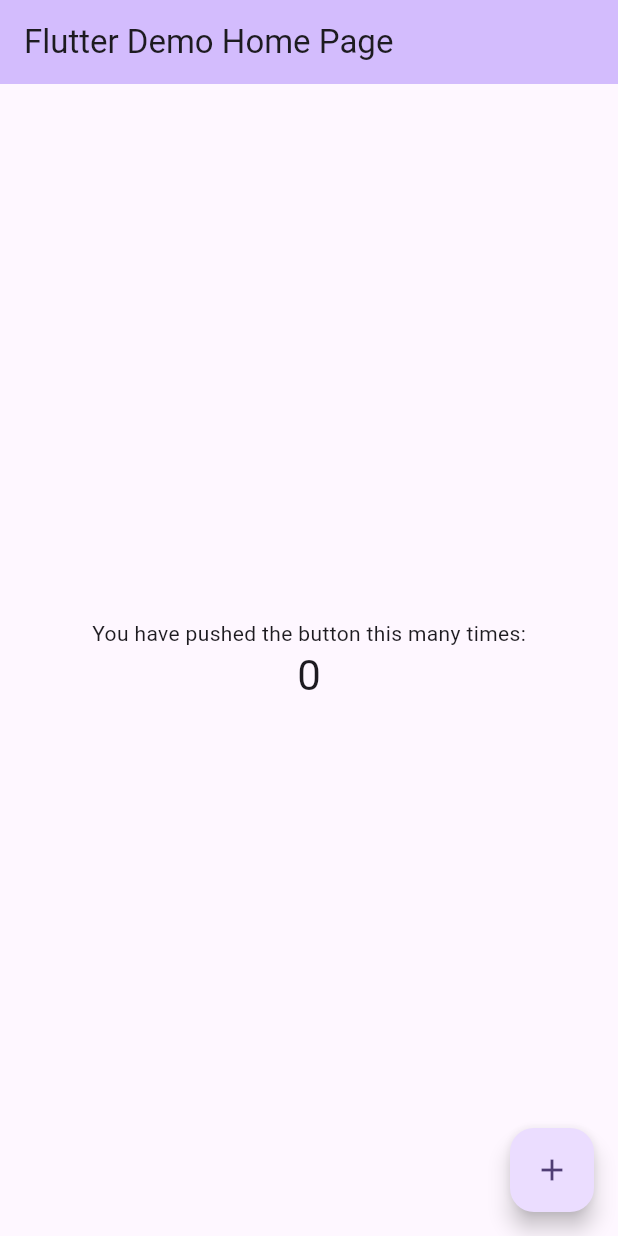
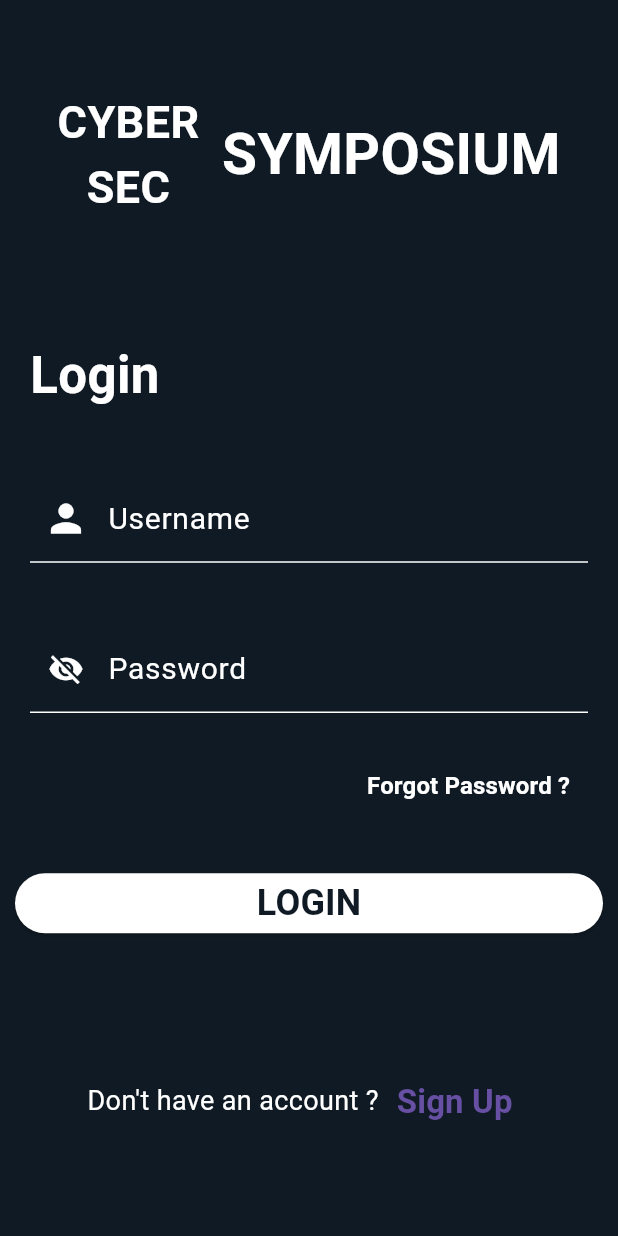
Before and after one commit to harsh082ip/go-flutter-Chat_App, a Flutter app: the screen it shows after launch, on a phone screen of 412 x 824 dp. Run offline on Flutter 3.47's test engine with Material 3 defaults, Android fonts, the phone set to English and light mode, and no system bars.

Commit message:
login page added

```diff
--- a/lpu_chathub/lib/main.dart
+++ b/lpu_chathub/lib/main.dart
@@ -1,125 +1,18 @@
 import 'package:flutter/material.dart';
+import 'package:lpu_chathub/views/authentication/login.dart';
 
-void main() {
+void main(){
   runApp(const MyApp());
 }
 
 class MyApp extends StatelessWidget {
   const MyApp({super.key});
 
-  // This widget is the root of your application.
   @override
   Widget build(BuildContext context) {
-    return MaterialApp(
-      title: 'Flutter Demo',
-      theme: ThemeData(
-        // This is the theme of your application.
-        //
-        // TRY THIS: Try running your application with "flutter run". You'll see
-        // the application has a purple toolbar. Then, without quitting the app,
-        // try changing the seedColor in the colorScheme below to Colors.green
-        // and then invoke "hot reload" (save your changes or press the "hot
-        // reload" button in a Flutter-supported IDE, or press "r" if you used
-        // the command line to start the app).
-        //
-        // Notice that the counter didn't reset back to zero; the application
-        // state is not lost during the reload. To reset the state, use hot
-        // restart instead.
-        //
-        // This works for code too, not just values: Most code changes can be
-        // tested with just a hot reload.
-        colorScheme: ColorScheme.fromSeed(seedColor: Colors.deepPurple),
-        useMaterial3: true,
-      ),
-      home: const MyHomePage(title: 'Flutter Demo Home Page'),
+    return const MaterialApp(
+      debugShowCheckedModeBanner: false,
+      home:LoginPage() ,
     );
   }
 }
-
-class MyHomePage extends StatefulWidget {
-  const MyHomePage({super.key, required this.title});
-
-  // This widget is the home page of your application. It is stateful, meaning
-  // that it has a State object (defined below) that contains fields that affect
-  // how it looks.
-
-  // This class is the configuration for the state. It holds the values (in this
-  // case the title) provided by the parent (in this case the App widget) and
-  // used by the build method of the State. Fields in a Widget subclass are
-  // always marked "final".
-
-  final String title;
-
-  @override
-  State<MyHomePage> createState() => _MyHomePageState();
-}
-
-class _MyHomePageState extends State<MyHomePage> {
-  int _counter = 0;
-
-  void _incrementCounter() {
-    setState(() {
-      // This call to setState tells the Flutter framework that something has
-      // changed in this State, which causes it to rerun the build method below
-      // so that the display can reflect the updated values. If we changed
-      // _counter without calling setState(), then the build method would not be
-      // called again, and so nothing would appear to happen.
-      _counter++;
-    });
-  }
-
-  @override
-  Widget build(BuildContext context) {
-    // This method is rerun every time setState is called, for instance as done
-    // by the _incrementCounter method above.
-    //
-    // The Flutter framework has been optimized to make rerunning build methods
-    // fast, so that you can just rebuild anything that needs updating rather
-    // than having to individually change instances of widgets.
-    return Scaffold(
-      appBar: AppBar(
-        // TRY THIS: Try changing the color here to a specific color (to
-        // Colors.amber, perhaps?) and trigger a hot reload to see the AppBar
-        // change color while the other colors stay the same.
-        backgroundColor: Theme.of(context).colorScheme.inversePrimary,
-        // Here we take the value from the MyHomePage object that was created by
-        // the App.build method, and use it to set our appbar title.
-        title: Text(widget.title),
-      ),
-      body: Center(
-        // Center is a layout widget. It takes a single child and positions it
-        // in the middle of the parent.
-        child: Column(
-          // Column is also a layout widget. It takes a list of children and
-          // arranges them vertically. By default, it sizes itself to fit its
-          // children horizontally, and tries to be as tall as its parent.
-          //
-          // Column has various properties to control how it sizes itself and
-          // how it positions its children. Here we use mainAxisAlignment to
-          // center the children vertically; the main axis here is the vertical
-          // axis because Columns are vertical (the cross axis would be
-          // horizontal).
-          //
-          // TRY THIS: Invoke "debug painting" (choose the "Toggle Debug Paint"
-          // action in the IDE, or press "p" in the console), to see the
-          // wireframe for each widget.
-          mainAxisAlignment: MainAxisAlignment.center,
-          children: <Widget>[
-            const Text(
-              'You have pushed the button this many times:',
-            ),
-            Text(
-              '$_counter',
-              style: Theme.of(context).textTheme.headlineMedium,
-            ),
-          ],
-        ),
-      ),
-      floatingActionButton: FloatingActionButton(
-        onPressed: _incrementCounter,
-        tooltip: 'Increment',
-        child: const Icon(Icons.add),
-      ), // This trailing comma makes auto-formatting nicer for build methods.
-    );
-  }
-}
--- /dev/null
+++ b/lpu_chathub/lib/views/authentication/login.dart
@@ -0,0 +1,195 @@
+import 'package:flutter/material.dart';
+
+class LoginPage extends StatefulWidget {
+  const LoginPage({Key? key}) : super(key: key);
+
+  @override
+  State<LoginPage> createState() => _LoginPageState();
+}
+
+class _LoginPageState extends State<LoginPage> {
+  // Boolean to track if the password is visible or not
+  bool isPasswordVisible = false;
+
+  @override
+  Widget build(BuildContext context) {
+    return Scaffold(
+      backgroundColor: const Color.fromARGB(255, 16, 26, 36),
+      body: Container(
+        height: MediaQuery.of(context).size.height,
+        width: MediaQuery.of(context).size.width,
+        child: SingleChildScrollView(
+          child: Column(
+            crossAxisAlignment: CrossAxisAlignment.start,
+            children: [
+              // Header section
+              SizedBox(
+                height: MediaQuery.of(context).size.height * 0.25,
+                width: MediaQuery.of(context).size.width,
+                child: const Row(
+                  mainAxisAlignment: MainAxisAlignment.center,
+                  children: [
+                    Column(
+                      mainAxisAlignment: MainAxisAlignment.center,
+                      children: [
+                        Text(
+                          'CYBER',
+                          style: TextStyle(
+                              fontSize: 30.0,
+                              fontWeight: FontWeight.bold,
+                              color: Colors.white),
+                        ),
+                        Text('SEC',
+                            style: TextStyle(
+                                fontSize: 30.0,
+                                fontWeight: FontWeight.bold,
+                                color: Colors.white)),
+                      ],
+                    ),
+                    SizedBox(
+                      width: 15.0,
+                    ),
+                    Text('SYMPOSIUM',
+                        style: TextStyle(
+                            fontSize: 38.0,
+                            fontWeight: FontWeight.bold,
+                            color: Colors.white))
+                  ],
+                ),
+              ),
+              // Login form section
+              Container(
+                padding: const EdgeInsets.all(20.0),
+                width: MediaQuery.of(context).size.width,
+                child: Column(
+                  crossAxisAlignment: CrossAxisAlignment.start,
+                  children: [
+                    const Text(
+                      'Login',
+                      style: TextStyle(
+                          fontSize: 34.0,
+                          color: Colors.white,
+                          fontWeight: FontWeight.bold),
+                    ),
+                    SizedBox(
+                      height: MediaQuery.of(context).size.height * 0.05,
+                    ),
+                    // Username TextFormField
+                    TextFormField(
+                      style: const TextStyle(color: Colors.white),
+                      decoration: const InputDecoration(
+                        focusedBorder: UnderlineInputBorder(
+                            borderSide: BorderSide(color: Colors.white)),
+                        enabledBorder: UnderlineInputBorder(
+                            borderSide: BorderSide(color: Colors.white)),
+                        enabled: true,
+                        labelText: 'Username',
+                        labelStyle:
+                            TextStyle(color: Colors.white, fontSize: 20.0),
+                        prefixIcon: Icon(
+                          color: Colors.white,
+                          Icons.person,
+                          size: 30.0,
+                        ),
+                        hoverColor: Colors.white,
+                      ),
+                    ),
+                    SizedBox(
+                      height: MediaQuery.of(context).size.height * 0.05,
+                    ),
+                    // Password TextFormField
+                    TextFormField(
+                      style: const TextStyle(color: Colors.white),
+                      obscureText: !isPasswordVisible,
+                      decoration: InputDecoration(
+                        hoverColor: Colors.white,
+                        focusedBorder: const UnderlineInputBorder(borderSide: BorderSide(color: Colors.white)),
+                        enabledBorder: const UnderlineInputBorder(
+                            borderSide: BorderSide(color: Colors.white)),
+                        enabled: true,
+                        labelText: 'Password',
+                        labelStyle: const TextStyle(
+                            color: Colors.white, fontSize: 20.0),
+                        prefixIcon: IconButton(
+                            color: Colors.white,
+                            onPressed: () {
+                              setState(() {
+                                isPasswordVisible = !isPasswordVisible;
+                              });
+                            },
+                            icon: isPasswordVisible
+                                ? const Icon(Icons.visibility)
+                                : const Icon(Icons.visibility_off)),
+                      ),
+                    ),
+                    SizedBox(
+                      height: MediaQuery.of(context).size.height * 0.03,
+                    ),
+                    // Forgot Password section
+                     Row(
+                      mainAxisAlignment: MainAxisAlignment.end,
+                      children: [
+                        TextButton(
+                          onPressed:(){},
+                          child:const Text('Forgot Password ?',
+                          style: TextStyle(
+                              fontSize: 16.0,
+                              fontWeight: FontWeight.bold,
+                              color: Colors.white),)
+                        ),
+                      ],
+                    ),
+                  ],
+                ),
+              ),
+              // Login Button and Sign Up section
+              SizedBox(
+                height: MediaQuery.of(context).size.height * 0.31,
+                child: Column(children: [
+                  Container(
+                    margin: const EdgeInsets.all(10.0),
+                    width: MediaQuery.of(context).size.width,
+                    // Login Button
+                    child: ElevatedButton(
+                      onPressed: () {},
+                      style: ElevatedButton.styleFrom(
+                          shape: const StadiumBorder(),
+                          backgroundColor: Colors.white),
+                      child: const Text(
+                        'LOGIN',
+                        style: TextStyle(
+                            fontSize: 24.0,
+                            fontWeight: FontWeight.bold,
+                            color: Color.fromARGB(255, 16, 26, 36)),
+                      ),
+                    ),
+                  ),
+                  SizedBox(
+                    height: MediaQuery.of(context).size.height * 0.09,
+                  ),
+                  // Sign Up link section
+                  Row(
+                    mainAxisAlignment: MainAxisAlignment.center,
+                    children: [
+                      const Text(
+                        'Don\'t have an account ?',
+                        style: TextStyle(color: Colors.white, fontSize: 18.0),
+                      ),
+                      TextButton(
+                          onPressed: () {},
+                          child: const Text(
+                            'Sign Up',
+                            style: TextStyle(
+                                fontSize: 22.0, fontWeight: FontWeight.bold),
+                          ))
+                    ],
+                  )
+                ]),
+              ),
+            ],
+          ),
+        ),
+      ),
+    );
+  }
+}
```
